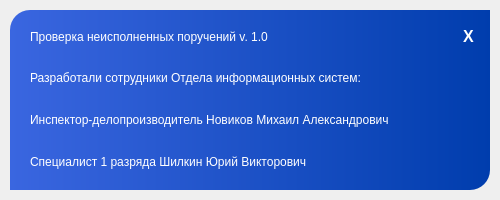
Above: project/AboutForm.ui from ShilkinYuV/dohody-ls-chooser before the change. Below: the same form after it.
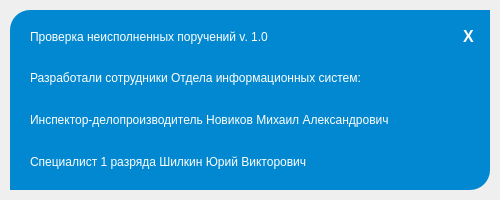
That is the form after the change. Icons and pictures are not drawn.

The edit to the form file:
```diff
--- a/project/AboutForm.ui
+++ b/project/AboutForm.ui
@@ -79,7 +79,8 @@
 border-bottom-right-radius: 20px;
 border-color: black;
 color: white;
-background-color: qlineargradient(spread:pad, x1:0, y1:0, x2:1, y2:0, stop:0 #3a66e0, stop:1 #003dad);</string>
+background-color: #0288D0;
+</string>
       </property>
       <property name="text">
        <string/>
```
Left out of the diff: 2 changed lines with no effect on the pictures.
